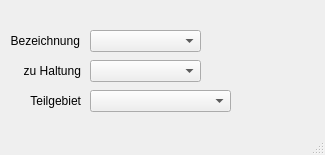
This is qkan/forms/qkan_anbindungeinleit.ui in hoettges/QKan as Qt 5 draws it before an edit. The edited form follows.
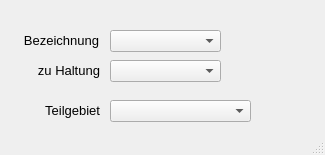
This is the edited form.

Patch:
```diff
--- a/qkan/forms/qkan_anbindungeinleit.ui
+++ b/qkan/forms/qkan_anbindungeinleit.ui
@@ -13,6 +13,7 @@
   <property name="font">
    <font>
     <family>Tahoma</family>
+    <pointsize>10</pointsize>
    </font>
   </property>
   <property name="windowTitle">
@@ -25,9 +26,9 @@
    <widget class="QLabel" name="label_4">
     <property name="geometry">
      <rect>
-      <x>10</x>
+      <x>20</x>
       <y>30</y>
-      <width>70</width>
+      <width>79</width>
       <height>21</height>
      </rect>
     </property>
@@ -41,7 +42,7 @@
    <widget class="QComboBox" name="haltnam">
     <property name="geometry">
      <rect>
-      <x>90</x>
+      <x>110</x>
       <y>60</y>
       <width>111</width>
       <height>22</height>
@@ -51,9 +52,9 @@
    <widget class="QLabel" name="label_20">
     <property name="geometry">
      <rect>
-      <x>20</x>
+      <x>30</x>
       <y>60</y>
-      <width>61</width>
+      <width>70</width>
       <height>21</height>
      </rect>
     </property>
@@ -67,8 +68,8 @@
    <widget class="QComboBox" name="teilgebiet">
     <property name="geometry">
      <rect>
-      <x>90</x>
-      <y>90</y>
+      <x>110</x>
+      <y>100</y>
       <width>141</width>
       <height>22</height>
      </rect>
@@ -77,9 +78,9 @@
    <widget class="QLabel" name="label_22">
     <property name="geometry">
      <rect>
-      <x>20</x>
-      <y>90</y>
-      <width>61</width>
+      <x>30</x>
+      <y>100</y>
+      <width>70</width>
       <height>21</height>
      </rect>
     </property>
@@ -93,7 +94,7 @@
    <widget class="QComboBox" name="elnam">
     <property name="geometry">
      <rect>
-      <x>90</x>
+      <x>110</x>
       <y>30</y>
       <width>111</width>
       <height>22</height>
```
